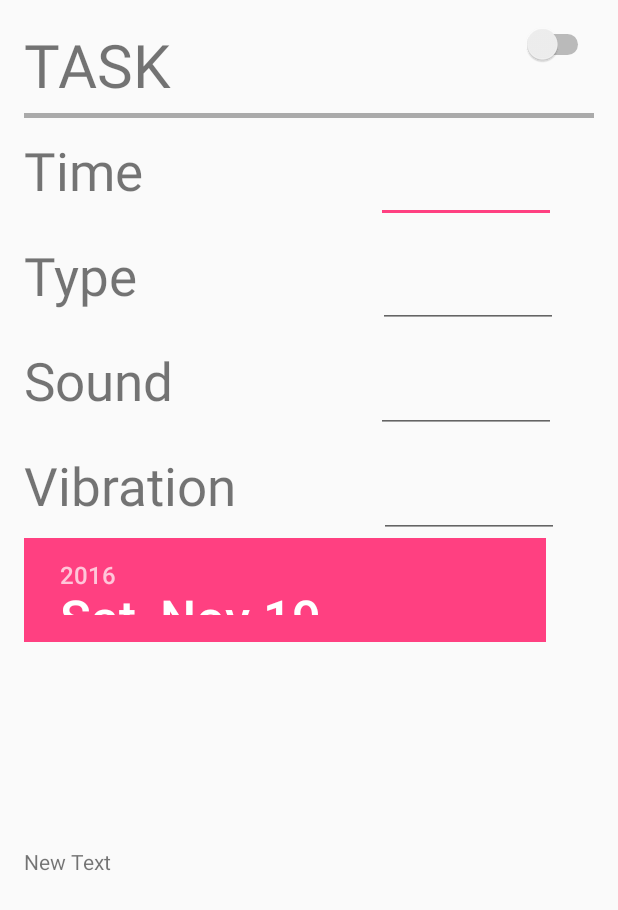
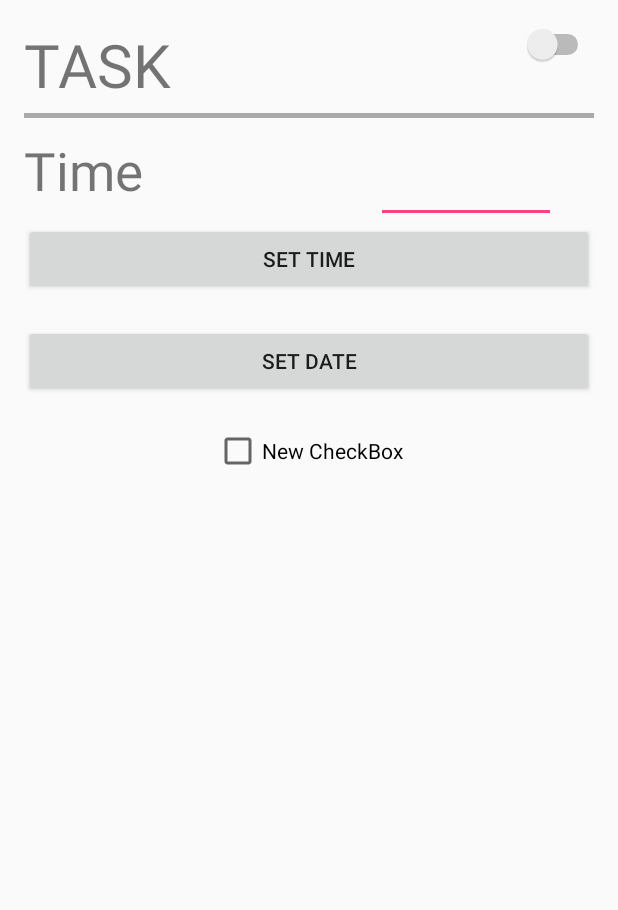
Before and after one commit to lilogevo/Perry, an Android app: the Date screen opened directly, with no data from a screen before it, on a phone screen of 412 x 824 dp. Shown: the top 910 px of the screen. Run offline under Robolectric (Android 15) with nearby library versions, the phone set to English and light mode, and no system bars; 5 statements that could not run were skipped.

Commit message:
Restructured alarm creation design

```diff
--- a/PERRY2/app/src/main/AndroidManifest.xml
+++ b/PERRY2/app/src/main/AndroidManifest.xml
@@ -16,7 +16,7 @@
             </intent-filter>
         </activity>
         <activity android:name=".Date" />
-        <activity android:name=".AlarmTimes" />
+        <activity android:name=".SetAlarm" />
         <activity android:name=".ListAlarmsActivity"></activity>
     </application>
 
--- a/PERRY2/app/src/main/res/layout/activity_alarm.xml
+++ b/PERRY2/app/src/main/res/layout/activity_alarm.xml
@@ -60,83 +60,27 @@
             android:clickable="false" />
     </LinearLayout>
 
-    <LinearLayout
-        android:layout_width="wrap_content"
-        android:layout_height="wrap_content">
-        <TextView android:id="@+id/Type"
-            android:layout_width="wrap_content"
-            android:layout_height="wrap_content"
-            android:textSize="35sp"
-            android:paddingRight="160sp"
-            android:layout_gravity="center_vertical"
-            android:text="Type" />
-        <EditText
-            android:layout_width="120dp"
-            android:layout_height="wrap_content"
-            android:inputType="time"
-            android:ems="10"
-            android:paddingBottom="35sp"
-            android:id="@+id/editText1"
-            android:clickable="false" />
-    </LinearLayout>
-    <LinearLayout
-        android:layout_width="wrap_content"
-        android:layout_height="wrap_content">
-        <TextView android:id="@+id/Sound"
-            android:layout_width="wrap_content"
-            android:layout_height="wrap_content"
-            android:textSize="35sp"
-            android:paddingRight="135sp"
-            android:layout_gravity="center_vertical"
-            android:text="Sound" />
-        <EditText
-            android:layout_width="120dp"
-            android:layout_height="wrap_content"
-            android:inputType="time"
-            android:ems="10"
-            android:paddingBottom="35sp"
-            android:id="@+id/editText2"
-            android:clickable="false" />
-    </LinearLayout>
-    <LinearLayout
-        android:layout_width="wrap_content"
-        android:layout_height="wrap_content">
-        <TextView android:id="@+id/Daily"
-            android:layout_width="wrap_content"
-            android:layout_height="wrap_content"
-            android:textSize="35sp"
-            android:paddingRight="95sp"
-            android:layout_gravity="center_vertical"
-            android:text="Vibration" />
-        <EditText
-            android:layout_width="120dp"
-            android:layout_height="wrap_content"
-            android:inputType="time"
-            android:ems="10"
-            android:paddingBottom="35sp"
-            android:id="@+id/editText3"
-            android:clickable="false"
-            />
-
-    </LinearLayout>
-
-    <LinearLayout
+    <Button
+        android:id="@+id/setTime"
         android:layout_width="match_parent"
         android:layout_height="wrap_content"
-        android:layout_weight="0.38">
+        android:layout_below="@+id/setTime"
+        android:layout_marginBottom="20dp"
+        android:text="Set Time" />
 
-        <DatePicker
-            android:layout_width="match_parent"
-            android:layout_height="69dp"
-            android:id="@+id/datePicker"
-            android:layout_gravity="right" />
+    <Button
+        android:id="@+id/setDate"
+        android:layout_width="match_parent"
+        android:layout_height="wrap_content"
+        android:layout_below="@+id/setDate"
+        android:layout_marginBottom="20dp"
+        android:text="Set Date" />
 
-    </LinearLayout>
-
-    <TextView
+    <CheckBox
         android:layout_width="wrap_content"
         android:layout_height="wrap_content"
-        android:text="New Text"
-        android:id="@+id/textView" />
+        android:text="New CheckBox"
+        android:id="@+id/checkBox"
+        android:layout_gravity="center_horizontal" />
 
 </LinearLayout>
--- /dev/null
+++ b/PERRY2/app/src/main/res/layout/activity_time.xml
@@ -0,0 +1,6 @@
+<?xml version="1.0" encoding="utf-8"?>
+<LinearLayout xmlns:android="http://schemas.android.com/apk/res/android"
+    android:orientation="vertical" android:layout_width="match_parent"
+    android:layout_height="match_parent">
+
+</LinearLayout>
```
Also changed, not shown: PERRY2/app/src/main/java/a461lapp/perry/Notification.java (+56 -6 lines), PERRY2/app/src/main/java/a461lapp/perry/SetAlarm.java (added, +39 -0 lines), PERRY2/app/src/main/java/a461lapp/perry/Time.java (added, +7 -0 lines).
